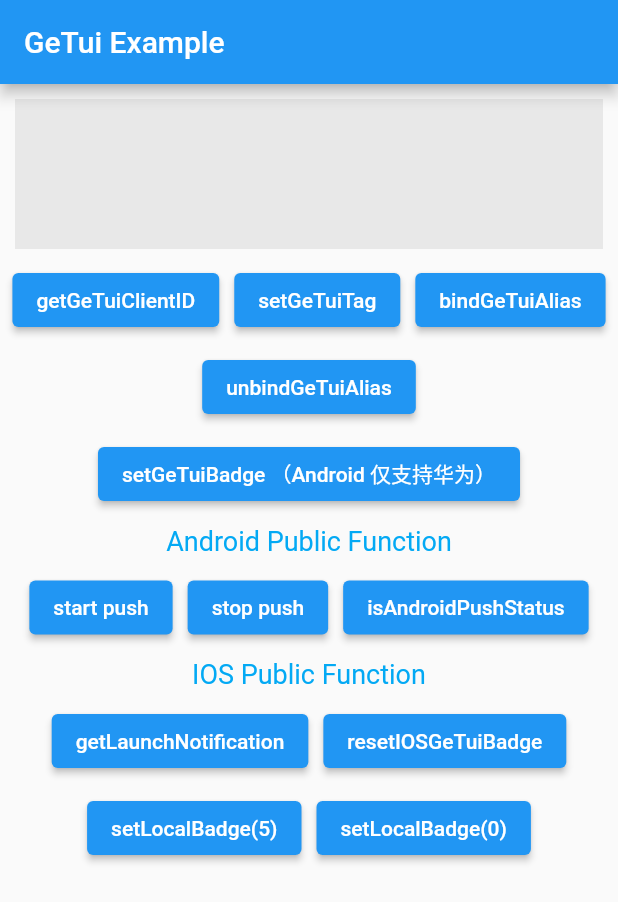
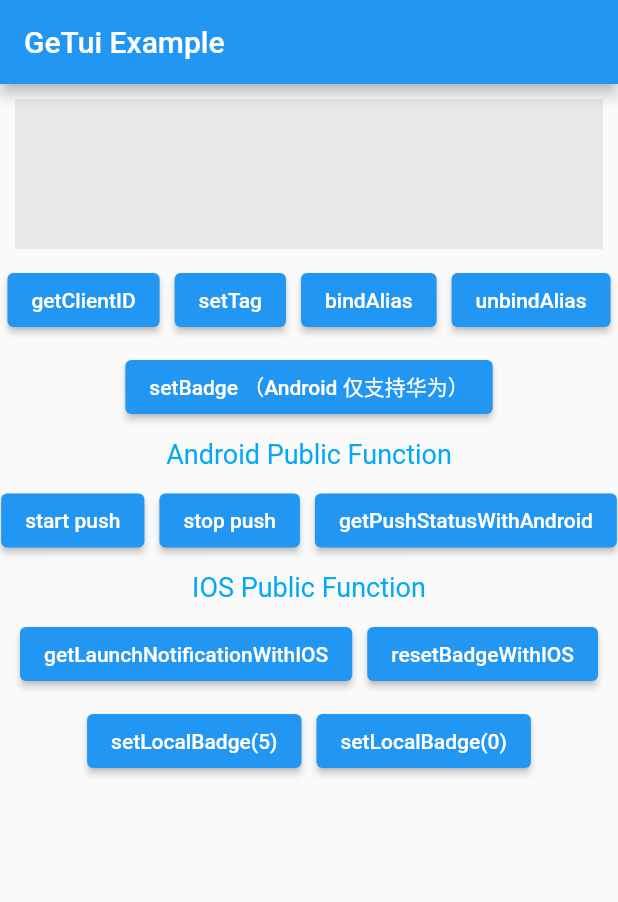
Before and after one commit to Wayaer/flutter_getui, a Flutter app: the screen it shows after launch, on a phone screen of 412 x 824 dp. Shown: the top 902 px of the screen. Run offline on Flutter 3.47's test engine with Material 2 defaults, Android fonts, the phone set to English and light mode, and no system bars.

Commit message:
add some

```diff
--- a/example/lib/main.dart
+++ b/example/lib/main.dart
@@ -5,9 +5,8 @@ Future<void> main() async {
   WidgetsFlutterBinding.ensureInitialized();
 
   /// 初始化
-  final bool status =
-      await initGeTui(appId: 'appid', appKey: 'appKey', appSecret: 'appSecret');
-
+  final bool status = await FlGeTui.instance
+      .init(appId: 'appid', appKey: 'appKey', appSecret: 'appSecret');
   print('是否初始化成功 = $status');
 
   runApp(MaterialApp(
@@ -30,7 +29,7 @@ class _HomePageState extends State<HomePage> {
   }
 
   Future<void> initPush() async {
-    addGeTuiEventHandler(
+    FlGeTui.instance.addEventHandler(
       onReceiveOnlineState: (bool? state) {
         text = 'Android Push online Status $state';
         setState(() {});
@@ -71,7 +70,8 @@ class _HomePageState extends State<HomePage> {
   }
 
   Future<void> getLaunchNotification() async {
-    final Map<dynamic, dynamic>? info = await getIOSGeTuiLaunchNotification();
+    final Map<dynamic, dynamic>? info =
+        await FlGeTui.instance.getLaunchNotificationWithIOS();
     print(info);
   }
 
@@ -79,9 +79,8 @@ class _HomePageState extends State<HomePage> {
   Widget build(BuildContext context) => Scaffold(
       appBar: AppBar(title: const Text('GeTui Example')),
       body: SingleChildScrollView(
-        child: Column(
-            crossAxisAlignment: CrossAxisAlignment.center,
-            children: <Widget>[
+        child: Column(crossAxisAlignment: CrossAxisAlignment.center, children: <
+            Widget>[
           Container(
               padding: const EdgeInsets.all(10),
               alignment: Alignment.center,
@@ -96,50 +95,51 @@ class _HomePageState extends State<HomePage> {
               children: <Widget>[
                 ElevatedButton(
                     onPressed: () async {
-                          final String? cid = await getGeTuiClientID();
-                          text = 'getGeTuiClientID: $cid';
+                      final String? cid = await FlGeTui.instance.getClientID();
+                      text = 'getClientID: $cid';
                       print(cid);
                       setState(() {});
                     },
-                        child: const Text('getGeTuiClientID')),
+                    child: const Text('getClientID')),
                 ElevatedButton(
                     onPressed: () async {
-                          final int? status =
-                              await setGeTuiTag(<String>['test1', 'test2']);
+                      final int? status = await FlGeTui.instance
+                          .setTag(<String>['test1', 'test2']);
                       if (status == null) return;
-                          text = 'setGeTuiTag  code=$status';
+                      text = 'setTag  code=$status';
                       setState(() {});
                     },
-                        child: const Text('setGeTuiTag')),
+                    child: const Text('setTag')),
                 ElevatedButton(
                     onPressed: () async {
-                          final bool? status = await bindGeTuiAlias('test');
+                      final bool? status =
+                          await FlGeTui.instance.bindAlias('test');
                       if (status == null) return;
-                          text = 'bindGeTuiAlias  $status';
+                      text = 'bindAlias  $status';
                       setState(() {});
                     },
-                        child: const Text('bindGeTuiAlias')),
+                    child: const Text('bindAlias')),
                 ElevatedButton(
                     onPressed: () async {
-                          final bool? status = await unbindGeTuiAlias('test');
+                      final bool? status =
+                          await FlGeTui.instance.unbindAlias('test');
                       if (status == null) return;
-                          text = 'unbindGeTuiAlias  $status';
+                      text = 'unbindAlias  $status';
                       setState(() {});
                     },
-                        child: const Text('unbindGeTuiAlias')),
+                    child: const Text('unbindAlias')),
                 ElevatedButton(
                     onPressed: () async {
-                          final bool status = await setGeTuiBadge(10);
-                          text = 'setGeTuiBadge  $status';
+                      final bool status = await FlGeTui.instance.setBadge(10);
+                      text = 'setBadge  $status';
                       setState(() {});
                     },
-                        child: const Text('setGeTuiBadge （Android 仅支持华为）')),
+                    child: const Text('setBadge （Android 仅支持华为）')),
               ]),
           const Padding(
               padding: EdgeInsets.symmetric(vertical: 10),
               child: Text('Android Public Function',
-                      style:
-                          TextStyle(color: Colors.lightBlue, fontSize: 18.0))),
+                  style: TextStyle(color: Colors.lightBlue, fontSize: 18.0))),
           Wrap(
               runSpacing: 10,
               spacing: 10,
@@ -147,31 +147,33 @@ class _HomePageState extends State<HomePage> {
               children: <Widget>[
                 ElevatedButton(
                     onPressed: () async {
-                          final bool status = await startAndroidGeTuiPush();
-                          text = 'startAndroidGeTuiPush  $status';
+                      final bool status =
+                          await FlGeTui.instance.startPushWithAndroid();
+                      text = 'startPushWithAndroid  $status';
                       setState(() {});
                     },
                     child: const Text('start push')),
                 ElevatedButton(
                     onPressed: () async {
-                          final bool status = await stopAndroidGeTuiPush();
-                          text = 'stopAndroidGeTuiPush  $status';
+                      final bool status =
+                          await FlGeTui.instance.stopPushWithAndroid();
+                      text = 'stopPushWithAndroid  $status';
                       setState(() {});
                     },
                     child: const Text('stop push')),
                 ElevatedButton(
                     onPressed: () async {
-                          final bool status = await isAndroidPushStatus();
-                          text = 'isAndroidPushStatus  $status';
+                      final bool status =
+                          await FlGeTui.instance.getPushStatusWithAndroid();
+                      text = 'getPushStatusWithAndroid  $status';
                       setState(() {});
                     },
-                        child: const Text('isAndroidPushStatus')),
+                    child: const Text('getPushStatusWithAndroid')),
               ]),
           const Padding(
               padding: EdgeInsets.symmetric(vertical: 10),
               child: Text('IOS Public Function',
-                      style:
-                          TextStyle(color: Colors.lightBlue, fontSize: 18.0))),
+                  style: TextStyle(color: Colors.lightBlue, fontSize: 18.0))),
           Wrap(
               runSpacing: 10,
               spacing: 10,
@@ -179,20 +181,20 @@ class _HomePageState extends State<HomePage> {
               children: <Widget>[
                 ElevatedButton(
                     onPressed: getLaunchNotification,
-                        child: const Text('getLaunchNotification')),
+                    child: const Text('getLaunchNotificationWithIOS')),
                 ElevatedButton(
-                        onPressed: () => resetIOSGeTuiBadge(),
-                        child: const Text('resetIOSGeTuiBadge')),
+                    onPressed: () => FlGeTui.instance.resetBadgeWithIOS(),
+                    child: const Text('resetBadgeWithIOS')),
                 ElevatedButton(
                     onPressed: () async {
-                          await setIOSGeTuiLocalBadge(5);
-                          text = 'setIOSGeTuiLocalBadge = 5';
+                      await FlGeTui.instance.setLocalBadgeWithIOS(5);
+                      text = 'setLocalBadgeWithIOS = 5';
                     },
                     child: const Text('setLocalBadge(5)')),
                 ElevatedButton(
                     onPressed: () async {
-                          await setIOSGeTuiLocalBadge(0);
-                          text = 'setIOSGeTuiLocalBadge = 0';
+                      await FlGeTui.instance.setLocalBadgeWithIOS(0);
+                      text = 'setLocalBadgeWithIOS = 0';
                     },
                     child: const Text('setLocalBadge(0)')),
               ]),
--- a/lib/flutter_getui.dart
+++ b/lib/flutter_getui.dart
@@ -8,11 +8,24 @@ typedef EventHandlerBool = void Function(bool? online);
 typedef EventHandlerMap = void Function(Map<dynamic, dynamic>? event);
 typedef EventHandlerMessageModel = void Function(GTMessageModel? message);
 
-const MethodChannel _channel = MethodChannel('ge_tui');
+class FlGeTui {
+  factory FlGeTui() => _getInstance();
+
+  FlGeTui._internal();
+
+  static FlGeTui get instance => _getInstance();
+
+  static FlGeTui? _instance;
+
+  static FlGeTui _getInstance() {
+    _instance ??= FlGeTui._internal();
+    return _instance!;
+  }
+
+  final MethodChannel _channel = const MethodChannel('ge_tui');
 
   /// 初始化sdk
-Future<bool> initGeTui(
-    {String? appId, String? appKey, String? appSecret}) async {
+  Future<bool> init({String? appId, String? appKey, String? appSecret}) async {
     if (!_supportPlatform) return false;
     bool? state = false;
     if (_isAndroid) {
@@ -38,21 +51,21 @@ Future<bool> voIpRegistrationForIOS() async {
   }
 
   /// 检查集成结果 仅支持Android
-Future<bool> checkAndroidManifest() async {
+  Future<bool> checkManifestWithAndroid() async {
     if (!_isAndroid) return false;
     final bool? state = await _channel.invokeMethod<bool?>('checkManifest');
     return state ?? false;
   }
 
   /// 获取 clientId
-Future<String?> getGeTuiClientID() async {
+  Future<String?> getClientID() async {
     if (!_supportPlatform) return null;
     return await _channel.invokeMethod<String?>('getClientId');
   }
 
   /// 绑定 Alias
   /// sn  绑定序列码 默认为 ‘’
-Future<bool> bindGeTuiAlias(String alias, {String sn = ''}) async {
+  Future<bool> bindAlias(String alias, {String sn = ''}) async {
     if (!_supportPlatform) return false;
     final bool? state = await _channel.invokeMethod<bool?>(
         'bindAlias', <String, dynamic>{'alias': alias, 'aSn': sn});
@@ -63,7 +76,7 @@ Future<bool> bindGeTuiAlias(String alias, {String sn = ''}) async {
   /// alias 别名字符串
   /// sn  绑定序列码 默认为 ‘’
   /// isSelf  是否只对当前cid有效，如果是true，只对当前cid做解绑；如果是false，对所有绑定该别名的cid列表做解绑
-Future<bool> unbindGeTuiAlias(String alias,
+  Future<bool> unbindAlias(String alias,
       {String sn = '', bool isSelf = true}) async {
     if (!_supportPlatform) return false;
     final bool? state = await _channel.invokeMethod<bool?>('unbindAlias',
@@ -76,7 +89,7 @@ Future<bool> unbindGeTuiAlias(String alias,
   /// return code = 0 为成功，其他状态🐴 Android
   /// ios 成功为0， 失败为 1
   /// android 失败为 1
-Future<int?> setGeTuiTag(List<String> tags, {String sn = ''}) async {
+  Future<int?> setTag(List<String> tags, {String sn = ''}) async {
     if (!_supportPlatform) return null;
     assert(tags.isNotEmpty, 'tags 不能为空');
     if (_isAndroid) {
@@ -91,37 +104,37 @@ Future<int?> setGeTuiTag(List<String> tags, {String sn = ''}) async {
   }
 
   /// 开启推送 only android
-Future<bool> startAndroidGeTuiPush() async {
+  Future<bool> startPushWithAndroid() async {
     bool? status = false;
     if (_isAndroid) status = await _channel.invokeMethod<bool?>('startPush');
     return status ?? false;
   }
 
   /// 关闭推送 only android
-Future<bool> stopAndroidGeTuiPush() async {
+  Future<bool> stopPushWithAndroid() async {
     bool? status = false;
     if (_isAndroid) status = await _channel.invokeMethod<bool?>('stopPush');
     return status ?? false;
   }
 
   /// 检测android 推送服务状态
-Future<bool> isAndroidPushStatus() async {
+  Future<bool> getPushStatusWithAndroid() async {
     if (!_isAndroid) return false;
     final bool? status = await _channel.invokeMethod<bool?>('isPushTurnedOn');
     return status ?? false;
   }
 
-/// setGeTuiBadge
+  /// setBadge
   /// 支持ios android
   /// android 仅支持华为
-Future<bool> setGeTuiBadge(int badge) async {
+  Future<bool> setBadge(int badge) async {
     if (!_supportPlatform) return false;
     final bool? status = await _channel.invokeMethod<bool?>('setBadge', badge);
     return status ?? false;
   }
 
   /// only ios
-Future<bool> resetIOSGeTuiBadge() async {
+  Future<bool> resetBadgeWithIOS() async {
     if (_isIOS) {
       final bool? status = await _channel.invokeMethod<bool?>('resetBadge');
       return status ?? false;
@@ -130,7 +143,7 @@ Future<bool> resetIOSGeTuiBadge() async {
   }
 
   /// only ios
-Future<bool> setIOSGeTuiLocalBadge(int badge) async {
+  Future<bool> setLocalBadgeWithIOS(int badge) async {
     if (_isIOS) {
       final bool? status =
           await _channel.invokeMethod<bool?>('setLocalBadge', badge);
@@ -140,13 +153,13 @@ Future<bool> setIOSGeTuiLocalBadge(int badge) async {
   }
 
   /// only ios
-Future<Map<dynamic, dynamic>?> getIOSGeTuiLaunchNotification() async {
+  Future<Map<dynamic, dynamic>?> getLaunchNotificationWithIOS() async {
     if (_isIOS) return await _channel.invokeMethod('getLaunchNotification');
     return null;
   }
 
   /// 消息监听
-void addGeTuiEventHandler({
+  void addEventHandler({
     /// Android 集成了厂商推送通道 获取厂商token
     /// ios deviceToken  deviceToken 不为空 表示个推服务注册成功
     EventHandler? onReceiveDeviceToken,
@@ -221,6 +234,7 @@ void addGeTuiEventHandler({
           throw UnsupportedError('Unrecognized Event');
       }
     });
+  }
 }
 
 class GTMessageModel {
--- a/pubspec.yaml
+++ b/pubspec.yaml
@@ -1,6 +1,6 @@
 name: flutter_getui
 description: getui plugin for flutter, only Android and IOS are supported
-version: 1.2.1
+version: 2.0.0
 repository: https://github.com/Wayaer/flutter_getui.git
 
 environment:
```
Also changed, not shown: 8 other files. Lines whose indentation alone changed are shown as unchanged.
